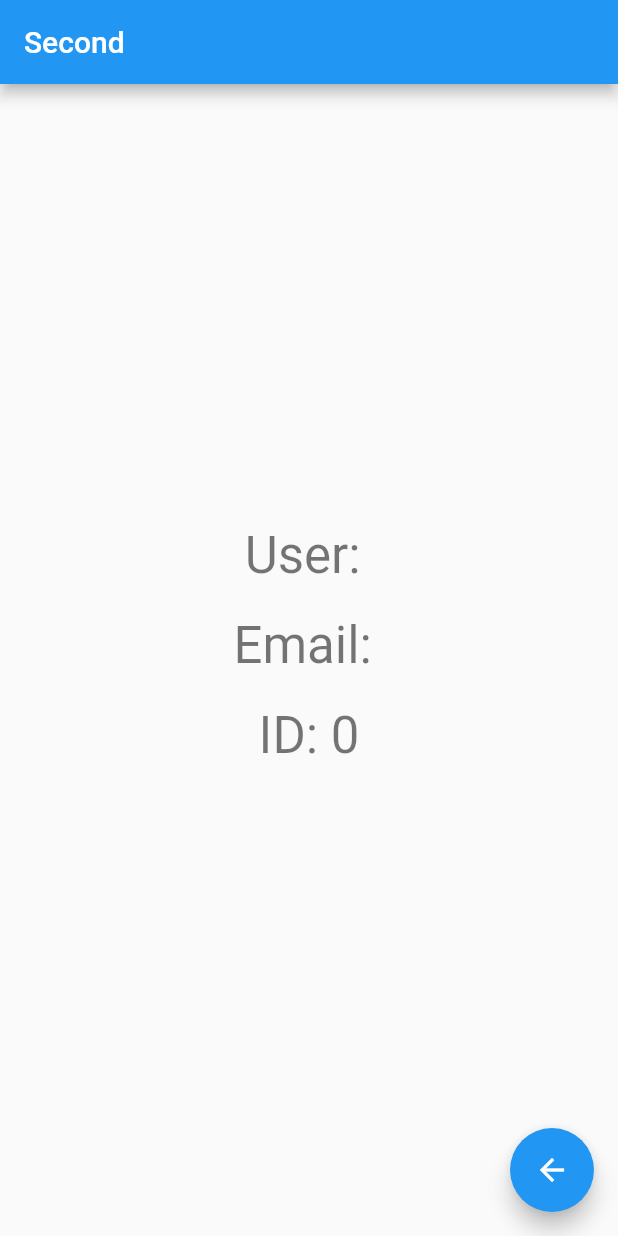
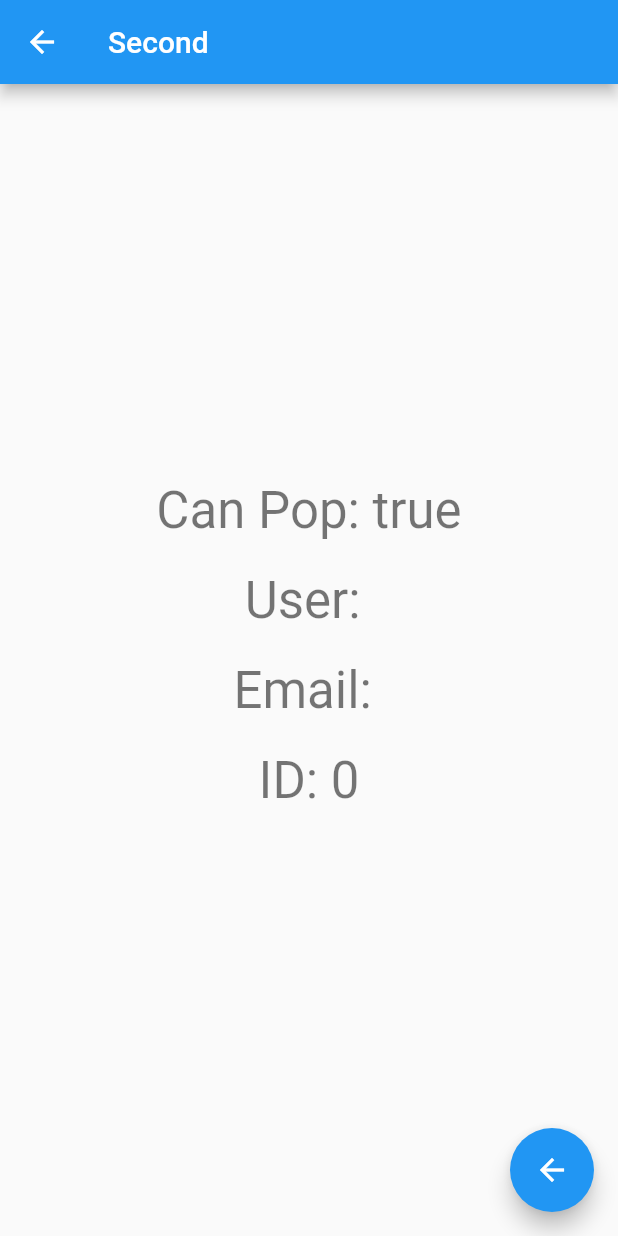
Before and after one commit to Gabriel-S-Souza/flutter_web_example, a Flutter app: the screen it shows after launch, after a tap on the "arrow forward" icon, on a phone screen of 412 x 824 dp. Run offline on Flutter 3.47's test engine with Material 2 defaults, Android fonts, the phone set to English and light mode, and no system bars; our stand-ins replace get_it, go_router.

```diff
--- a/lib/home_screen.dart
+++ b/lib/home_screen.dart
@@ -39,6 +39,7 @@ class _SecondScreenState extends State<HomeScreen> {
               padding: EdgeInsets.symmetric(horizontal: MediaQuery.of(context).size.width * 0.2),
               child: Column(
                 children: [
+
                   TextField(
                     controller: nameController,
                     decoration: const InputDecoration(
@@ -103,7 +104,7 @@ class _SecondScreenState extends State<HomeScreen> {
         children: [
           FloatingActionButton(
             onPressed: () {
-              context.goNamed(
+              context.pushNamed(
                 'second',
                 params: {'id': controller.id.toString()},
                 queryParams: {
--- a/lib/main.dart
+++ b/lib/main.dart
@@ -58,7 +58,7 @@ final _router = GoRouter(
       name: 'second',
       builder: (context, state) => SecondScreen(
         title: 'Second',
-        user: state.extra as UserModel,
+        user: state.extra as UserModel?,
       ),
     ),
   ],
--- a/lib/second_screen.dart
+++ b/lib/second_screen.dart
@@ -6,12 +6,12 @@ import 'package:go_router/go_router.dart';
 
 class SecondScreen extends StatefulWidget {
   final String title;
-  final UserModel user;
+  final UserModel? user;
 
   const SecondScreen({
     super.key,
     required this.title,
-    required this.user,
+     this.user,
   });
 
   @override
@@ -30,10 +30,16 @@ class _SecondScreenState extends State<SecondScreen> {
         child: Column(
           mainAxisAlignment: MainAxisAlignment.center,
           children: <Widget>[
-            Text('User: ${widget.user.name}', style: Theme.of(context).textTheme.headlineMedium),
+            Text(
+              'Can Pop: ${context.canPop()}',
+              style: Theme.of(context).textTheme.headlineMedium,
+            ),
             const SizedBox(height: 20),
             Text(
-              'Email: ${widget.user.email}',
+              'User: ${widget.user?.name.toString()}', style: Theme.of(context).textTheme.headlineMedium),
+            const SizedBox(height: 20),
+            Text(
+              'Email: ${widget.user?.email.toString()}',
               style: Theme.of(context).textTheme.headlineMedium,
             ),
             const SizedBox(height: 20),
```
